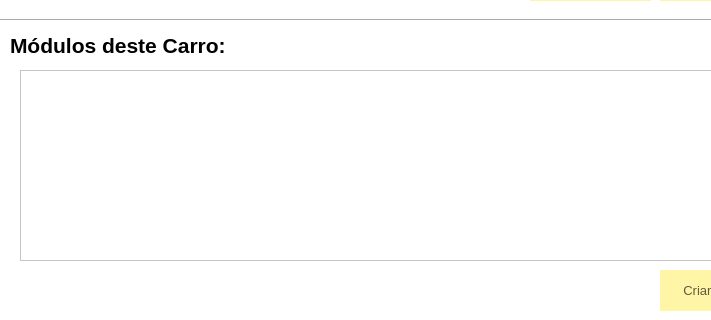
Before: the Qt Designer form FSIPLeiria/gerircarro.ui in tatianascgil/Projeto_Informatico_Formula_Student_Barramento_CAN, drawn with Qt 5; both pictures show x 0 to 711 and y 180 to 500 of the 800 by 500 pixel window.
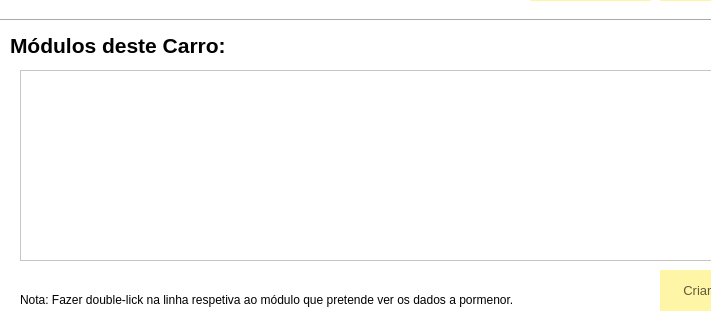
After: the same form once the commit is applied. Icons and pictures are not drawn.

Patch:
```diff
--- a/FSIPLeiria/gerircarro.ui
+++ b/FSIPLeiria/gerircarro.ui
@@ -235,6 +235,19 @@
     <string>TextLabel</string>
    </property>
   </widget>
+  <widget class="QLabel" name="label_3">
+   <property name="geometry">
+    <rect>
+     <x>20</x>
+     <y>470</y>
+     <width>551</width>
+     <height>20</height>
+    </rect>
+   </property>
+   <property name="text">
+    <string>Nota: Fazer double-lick na linha respetiva ao módulo que pretende ver os dados a pormenor.</string>
+   </property>
+  </widget>
  </widget>
  <resources/>
  <connections/>
```
